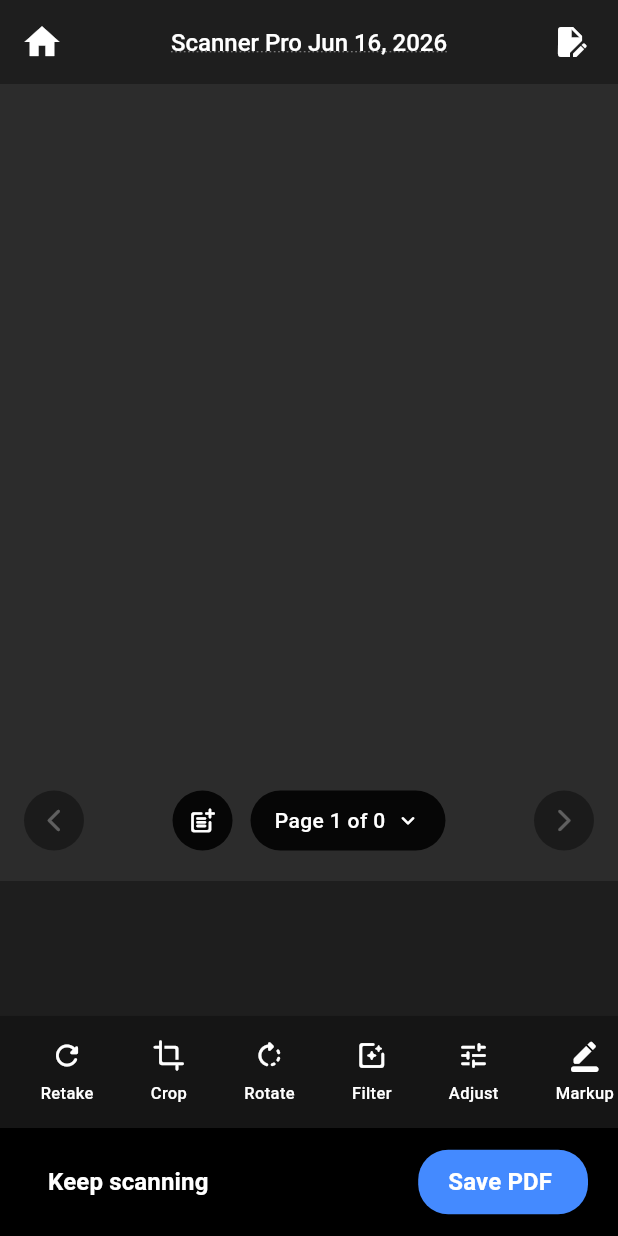
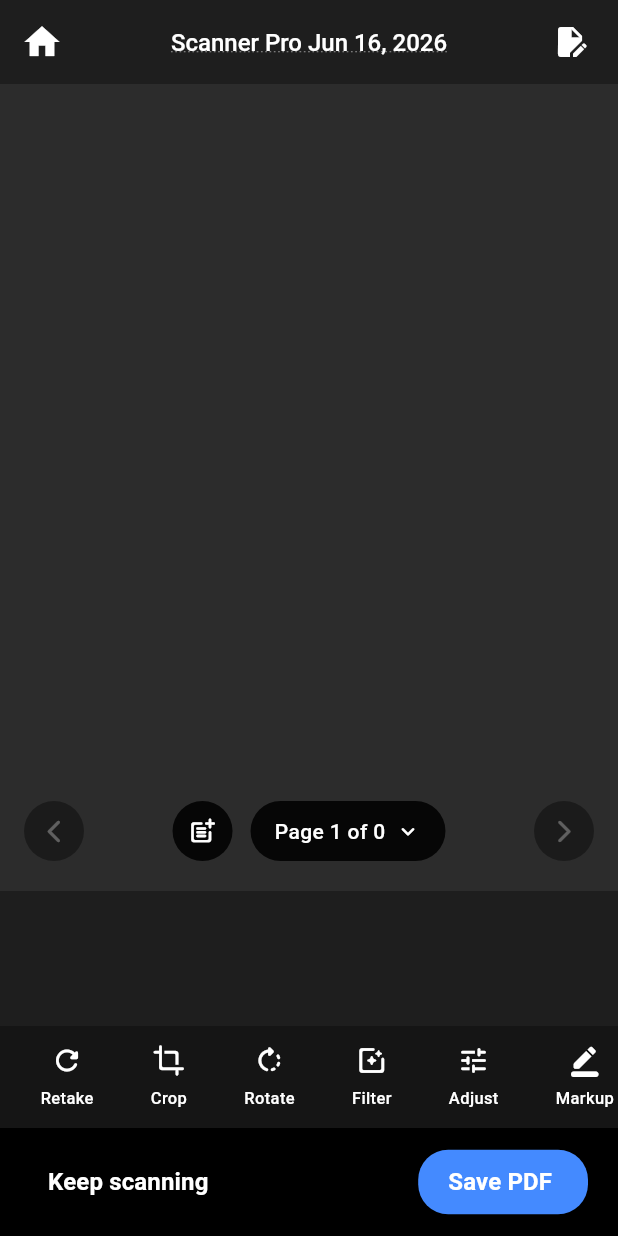
Before and after one commit to subhadip420/pdf-scanner-pro, a Flutter app: the DocumentEditorScreen screen opened directly with empty values, on a phone screen of 412 x 824 dp. Run offline on Flutter 3.47's test engine with Material 3 defaults, Android fonts, the phone set to English and light mode, and no system bars; our stand-ins replace camera, fluttertoast, google_mobile_ads, lottie, material_symbols_icons, open_file and 4 more; missing offline and left inert: google_mlkit_commons, google_mlkit_text_recognition, pdfx; network calls fail.

Commit message:
Fix TOOLBAR WIDGETS size .

```diff
--- a/lib/screens/document_editor_screen.dart
+++ b/lib/screens/document_editor_screen.dart
@@ -811,7 +811,7 @@
           /// NEW ACTION TOOLS BAR (With Slide Animation)
           /// NEW ACTION TOOLS BAR (Guaranteed Slide Up/Down Animation)
           Container(
-            height: 75,
+            height: 68,
             color: const Color(0xFF151515),
             child: ClipRect(
               child: Stack(
@@ -910,7 +910,7 @@
       width: double.infinity,
       child: ListView(
         scrollDirection: Axis.horizontal,
-        padding: const EdgeInsets.symmetric(vertical: 5, horizontal: 8),
+        padding: const EdgeInsets.symmetric(vertical: 2, horizontal: 8),
         children: [
           _buildToolItem(label: "Retake", icon: Icons.refresh_rounded, tooltipMessage: "Retake current photo"),
           _buildToolItem(
```
